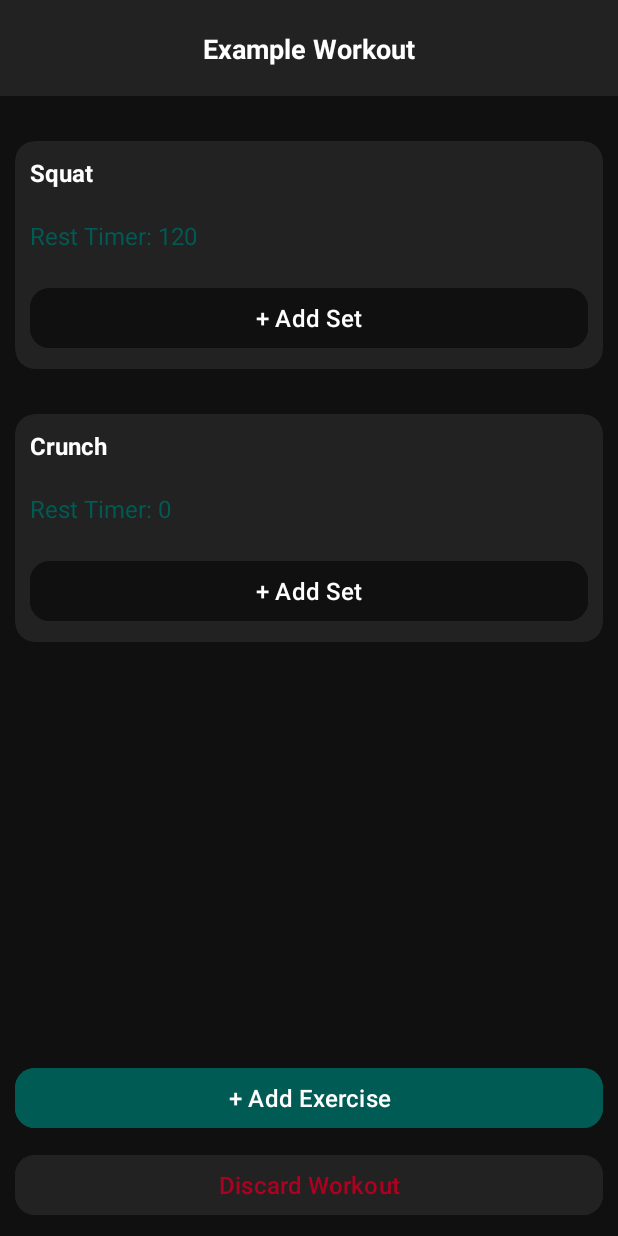
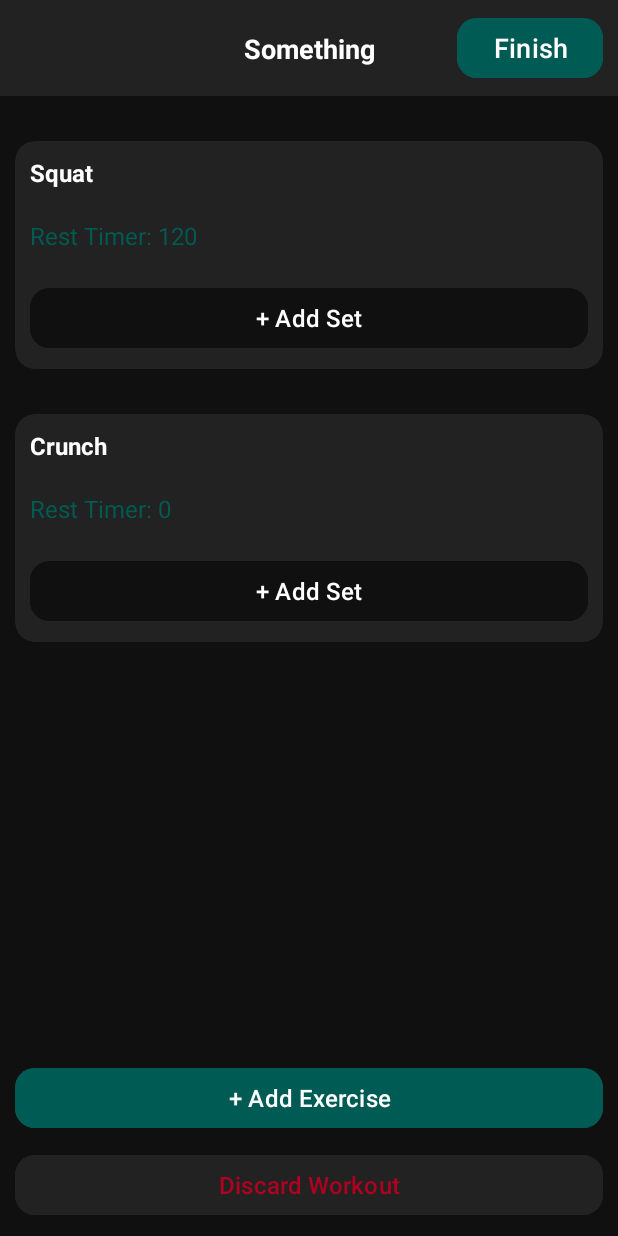
Before and after one commit to Wmatistic/cs3443project_fvk718, an Android app: the screen it shows after launch (WorkoutActivity), after a tap on "Start Workout", on a phone screen of 412 x 824 dp. Run offline under Robolectric (Android 15) with nearby library versions, the phone set to English and light mode, and no system bars.

Commit message:
Added Workout Saving

```diff
--- a/app/src/main/java/edu/utsa/cs3443/cs3443project_fvk718/MainActivity.java
+++ b/app/src/main/java/edu/utsa/cs3443/cs3443project_fvk718/MainActivity.java
@@ -1,6 +1,7 @@
 package edu.utsa.cs3443.cs3443project_fvk718;
 
 import android.content.Intent;
+import android.content.SharedPreferences;
 import android.os.Bundle;
 import android.widget.Button;
 import android.widget.ListView;
@@ -14,6 +15,7 @@ import androidx.core.view.WindowInsetsCompat;
 import java.io.File;
 import java.io.IOException;
 
+import edu.utsa.cs3443.cs3443project_fvk718.model.FileUtils;
 import edu.utsa.cs3443.cs3443project_fvk718.model.RoutineListAdapter;
 import edu.utsa.cs3443.cs3443project_fvk718.model.Routines;
 import edu.utsa.cs3443.cs3443project_fvk718.model.Workout;
@@ -34,13 +36,24 @@ public class MainActivity extends AppCompatActivity {
             return insets;
         });
 
+        SharedPreferences prefs = getSharedPreferences("AppPrefs", MODE_PRIVATE);
+        boolean isFirstRun = prefs.getBoolean("isFirstRun", true);
+
+        if (isFirstRun) {
+            FileUtils.copyAssetsFolderToInternalStorage(this, "");
+
+            SharedPreferences.Editor editor = prefs.edit();
+            editor.putBoolean("isFirstRun", false);
+            editor.apply();
+        }
+
         loadRoutines();
 
         workoutIntent = new Intent(MainActivity.this, WorkoutActivity.class);
 
         Button emptyWorkout = findViewById(R.id.emptyWorkoutButton);
         emptyWorkout.setOnClickListener(view -> {
-            workoutIntent.putExtra("Workout", new Workout());
+            workoutIntent.putExtra("Workout", new Workout(this));
             startActivity(workoutIntent);
         });
 
--- a/app/src/main/java/edu/utsa/cs3443/cs3443project_fvk718/WorkoutActivity.java
+++ b/app/src/main/java/edu/utsa/cs3443/cs3443project_fvk718/WorkoutActivity.java
@@ -58,8 +58,14 @@ public class WorkoutActivity extends AppCompatActivity {
         addExerciseButton.setOnClickListener(view -> {
             addExerciseIntent.putExtra("Workout", workout);
             startActivity(addExerciseIntent);
-//            workout.addExercise(new Exercise("Bench Press", 120, "Barbell", "Biceps", "Weight & Reps"));
-//            refreshList();
+        });
+
+        Intent finishIntent = new Intent(WorkoutActivity.this, MainActivity.class);
+
+        Button finishButton = findViewById(R.id.finishButton);
+        finishButton.setOnClickListener(view -> {
+            workout.saveWorkout(this);
+            startActivity(finishIntent);
         });
     }
 
--- /dev/null
+++ b/app/src/main/java/edu/utsa/cs3443/cs3443project_fvk718/model/FileUtils.java
@@ -0,0 +1,50 @@
+package edu.utsa.cs3443.cs3443project_fvk718.model;
+
+import android.content.Context;
+import android.content.res.AssetManager;
+
+import java.io.FileOutputStream;
+import java.io.IOException;
+import java.io.InputStream;
+
+public class FileUtils {
+
+    public static void copyAssetsFolderToInternalStorage(Context context, String folderName) {
+        AssetManager assetManager = context.getAssets();
+
+        try {
+            // List all files/folders in the current folder
+            String[] files = assetManager.list(folderName);
+
+            if (files == null || files.length == 0) {
+                // If no files, it's a file (not a folder), so copy it
+                copyAssetFileToInternalStorage(context, folderName);
+            } else {
+                // If it's a folder, iterate over its contents
+                for (String fileName : files) {
+                    String fullPath = folderName.isEmpty() ? fileName : folderName + "/" + fileName;
+                    copyAssetsFolderToInternalStorage(context, fullPath);
+                }
+            }
+        } catch (IOException e) {
+            e.printStackTrace();
+        }
+    }
+
+    private static void copyAssetFileToInternalStorage(Context context, String assetFileName) {
+        AssetManager assetManager = context.getAssets();
+
+        try (InputStream in = assetManager.open(assetFileName);
+             FileOutputStream out = context.openFileOutput(assetFileName.replace("/", "_"), Context.MODE_PRIVATE)) {
+            // Replace "/" with "_" to avoid directory structure issues in internal storage
+            byte[] buffer = new byte[1024];
+            int bytesRead;
+
+            while ((bytesRead = in.read(buffer)) != -1) {
+                out.write(buffer, 0, bytesRead);
+            }
+        } catch (IOException e) {
+            e.printStackTrace();
+        }
+    }
+}
--- a/app/src/main/java/edu/utsa/cs3443/cs3443project_fvk718/model/Routines.java
+++ b/app/src/main/java/edu/utsa/cs3443/cs3443project_fvk718/model/Routines.java
@@ -27,19 +27,20 @@ public class Routines implements Serializable {
     }
 
     private void loadWorkouts(MainActivity activity) {
-        AssetManager manager = activity.getAssets();
         Scanner sc = null;
 
         try {
-            String[] fileNames = manager.list("");
+            String[] fileNames = activity.getFilesDir().list();
 
             if (fileNames != null) {
                 for (String f : fileNames) {
                     if (f.endsWith(".csv")) {
-                        InputStream file = manager.open(f);
+                        InputStream file = activity.openFileInput(f);
                         sc = new Scanner(file);
 
-                        addWorkout(new Workout(sc.nextLine(), activity));
+                        String nextLine = sc.nextLine();
+
+                        addWorkout(new Workout(nextLine, activity));
                     }
                 }
             }
--- a/app/src/main/java/edu/utsa/cs3443/cs3443project_fvk718/model/Workout.java
+++ b/app/src/main/java/edu/utsa/cs3443/cs3443project_fvk718/model/Workout.java
@@ -1,30 +1,63 @@
 package edu.utsa.cs3443.cs3443project_fvk718.model;
 
+import android.content.Context;
 import android.content.res.AssetManager;
 
+import java.io.File;
+import java.io.FileOutputStream;
 import java.io.IOException;
 import java.io.InputStream;
+import java.io.OutputStream;
 import java.io.Serializable;
+import java.nio.charset.StandardCharsets;
 import java.util.ArrayList;
 import java.util.Scanner;
 
 import edu.utsa.cs3443.cs3443project_fvk718.MainActivity;
+import edu.utsa.cs3443.cs3443project_fvk718.WorkoutActivity;
 
 public class Workout implements Serializable {
 
     private String name;
     private ArrayList<Exercise> exercises;
 
-    public Workout () {
+    private MainActivity activity;
+
+    public Workout (MainActivity activity) {
+
         this.name = "New Workout";
         this.exercises = new ArrayList<>();
     }
 
     public Workout (String name, MainActivity activity) {
+        this.activity = activity;
+
         this.name = name;
         this.exercises = new ArrayList<>();
 
-        loadExercises(activity);
+        loadExercises();
+    }
+
+    public void saveWorkout(WorkoutActivity activity) {
+        String workoutFilename = name.replaceAll("\\s+", "") + ".csv";
+
+        try {
+            FileOutputStream out = activity.openFileOutput(workoutFilename, Context.MODE_PRIVATE);
+            out.write((name + "\n\n").getBytes(StandardCharsets.UTF_8));
+
+            for (Exercise e : exercises) {
+                out.write((e.getName() + ", " + e.getRestTimer() + ", " + e.getEquipment() + ", " + e.getMuscleGroup() + ", " + e.getType() + "\n").getBytes(StandardCharsets.UTF_8));
+
+                for (int i = 0; i < e.getSets().size(); i+=2) {
+                    out.write(((i+1) + " " + e.getSets().get(i) + " " + e.getSets().get(i+1)).getBytes(StandardCharsets.UTF_8));
+                }
+            }
+
+            out.close();
+
+        } catch (IOException e) {
+            throw new RuntimeException(e);
+        }
     }
 
     public void addExercise(Exercise exercise) {
@@ -40,13 +73,13 @@ public class Workout implements Serializable {
         return null;
     }
 
-    private void loadExercises(MainActivity activity) {
+    private void loadExercises() {
         AssetManager manager = activity.getAssets();
         Scanner sc = null;
         String workoutFilename = name.replaceAll("\\s+", "") + ".csv";
 
         try {
-            InputStream file = manager.open(workoutFilename);
+            InputStream file = activity.openFileInput(workoutFilename);
             sc = new Scanner(file);
 
             sc.nextLine();
@@ -69,6 +102,8 @@ public class Workout implements Serializable {
                     exercise = null;
                 }
             }
+
+            file.close();
         } catch (IOException e) {
             throw new RuntimeException(e);
         }
--- a/app/src/main/res/layout/activity_workout.xml
+++ b/app/src/main/res/layout/activity_workout.xml
@@ -82,4 +82,17 @@
         app:layout_constraintStart_toStartOf="@+id/toolbar2"
         app:layout_constraintTop_toTopOf="@+id/toolbar2" />
 
+    <Button
+        android:id="@+id/finishButton"
+        android:layout_width="wrap_content"
+        android:layout_height="wrap_content"
+        android:layout_marginEnd="10dp"
+        android:backgroundTint="#005B54"
+        android:text="Finish"
+        android:textSize="18sp"
+        app:cornerRadius="20px"
+        app:layout_constraintBottom_toBottomOf="@+id/toolbar2"
+        app:layout_constraintEnd_toEndOf="@+id/toolbar2"
+        app:layout_constraintTop_toTopOf="@id/toolbar2" />
+
 </androidx.constraintlayout.widget.ConstraintLayout>
```
